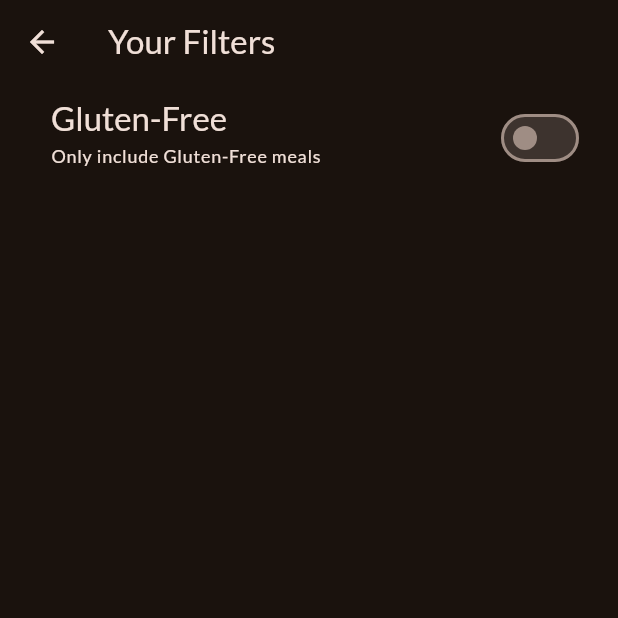
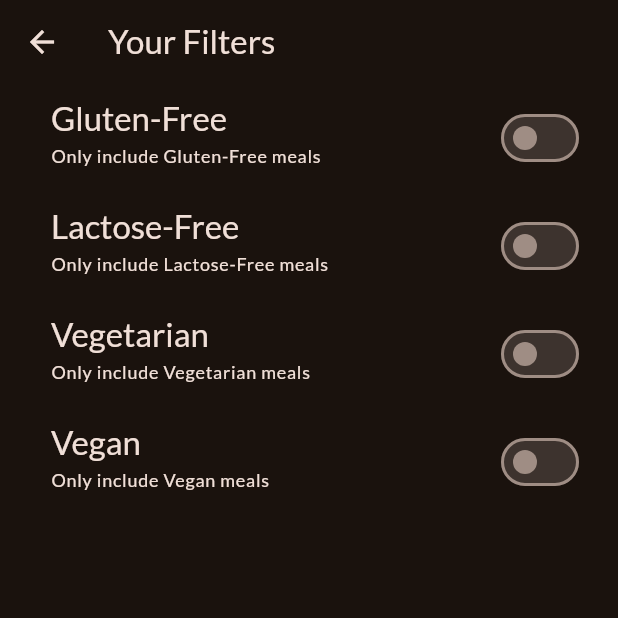
Before and after one commit to BilawalMir/Meal_App, a Flutter app: the FiltersScreen screen opened directly, on a phone screen of 412 x 824 dp, the top half of it. Run offline on Flutter 3.47's test engine with Material 3 defaults, Android fonts, the phone set to English and light mode, and no system bars; our stand-ins replace google_fonts, transparent_image.

Commit message:
added new filters

```diff
--- a/lib/screen/filters.dart
+++ b/lib/screen/filters.dart
@@ -1,4 +1,6 @@
 import 'package:flutter/material.dart';
+
+enum Filters { glutenFree, lactoseFree, vegetarian, vegan }
 
 class FiltersScreen extends StatefulWidget {
   const FiltersScreen({super.key});
@@ -9,18 +11,32 @@ class FiltersScreen extends StatefulWidget {
 }
 
 class _FiltersScreenState extends State<FiltersScreen> {
-  var _glutenFteeFilterSet = false;
+  var _glutenFreeFilterSet = false;
+  var _lactoseFreeFilterSet = false;
+  var _vegetarianFilterSet = false;
+  var _veganFilterSet = false;
+
   @override
   Widget build(BuildContext context) {
     return Scaffold(
       appBar: AppBar(title: Text("Your Filters")),
-      body: Column(
+      body: WillPopScope(
+        onWillPop: () async {
+          Navigator.of(context).pop({
+            Filters.glutenFree: _glutenFreeFilterSet,
+            Filters.lactoseFree: _lactoseFreeFilterSet,
+            Filters.vegetarian: _vegetarianFilterSet,
+            Filters.vegan: _veganFilterSet,
+          });
+          return false;
+        },
+        child: Column(
           children: [
             SwitchListTile(
-            value: _glutenFteeFilterSet,
+              value: _glutenFreeFilterSet,
               onChanged: (isChecked) {
                 setState(() {
-                _glutenFteeFilterSet = isChecked;
+                  _glutenFreeFilterSet = isChecked;
                 });
               },
               title: Text(
@@ -38,7 +54,74 @@ class _FiltersScreenState extends State<FiltersScreen> {
               activeColor: Theme.of(context).colorScheme.tertiary,
               contentPadding: const EdgeInsets.only(left: 34, right: 22),
             ),
+            SwitchListTile(
+              value: _lactoseFreeFilterSet,
+              onChanged: (isChecked) {
+                setState(() {
+                  _lactoseFreeFilterSet = isChecked;
+                });
+              },
+              title: Text(
+                "Lactose-Free ",
+                style: Theme.of(context).textTheme.titleLarge!.copyWith(
+                  color: Theme.of(context).colorScheme.onBackground,
+                ),
+              ),
+              subtitle: Text(
+                "Only include Lactose-Free meals",
+                style: Theme.of(context).textTheme.labelMedium!.copyWith(
+                  color: Theme.of(context).colorScheme.onBackground,
+                ),
+              ),
+              activeColor: Theme.of(context).colorScheme.tertiary,
+              contentPadding: const EdgeInsets.only(left: 34, right: 22),
+            ),
+            SwitchListTile(
+              value: _vegetarianFilterSet,
+              onChanged: (isChecked) {
+                setState(() {
+                  _vegetarianFilterSet = isChecked;
+                });
+              },
+              title: Text(
+                "Vegetarian ",
+                style: Theme.of(context).textTheme.titleLarge!.copyWith(
+                  color: Theme.of(context).colorScheme.onBackground,
+                ),
+              ),
+              subtitle: Text(
+                "Only include Vegetarian meals",
+                style: Theme.of(context).textTheme.labelMedium!.copyWith(
+                  color: Theme.of(context).colorScheme.onBackground,
+                ),
+              ),
+              activeColor: Theme.of(context).colorScheme.tertiary,
+              contentPadding: const EdgeInsets.only(left: 34, right: 22),
+            ),
+            SwitchListTile(
+              value: _veganFilterSet,
+              onChanged: (isChecked) {
+                setState(() {
+                  _veganFilterSet = isChecked;
+                });
+              },
+              title: Text(
+                "Vegan ",
+                style: Theme.of(context).textTheme.titleLarge!.copyWith(
+                  color: Theme.of(context).colorScheme.onBackground,
+                ),
+              ),
+              subtitle: Text(
+                "Only include Vegan meals",
+                style: Theme.of(context).textTheme.labelMedium!.copyWith(
+                  color: Theme.of(context).colorScheme.onBackground,
+                ),
+              ),
+              activeColor: Theme.of(context).colorScheme.tertiary,
+              contentPadding: const EdgeInsets.only(left: 34, right: 22),
+            ),
           ],
+        ),
       ),
     );
   }
--- a/lib/screen/tabs.dart
+++ b/lib/screen/tabs.dart
@@ -1,6 +1,7 @@
 import 'package:flutter/material.dart';
 import 'package:meal/models/meal.dart';
 import 'package:meal/screen/categories.dart';
+import 'package:meal/screen/filters.dart';
 import 'package:meal/screen/meals.dart';
 import 'package:meal/widgets/main_drawer.dart';
 
@@ -45,9 +46,11 @@ class _TabsSceenState extends State<TabsScreen> {
   }
 
   void _setScreen(String identifier) {
+    Navigator.of(context).pop();
     if (identifier == ' filters') {
-    } else {
-      Navigator.of(context).pop();
+      Navigator.of(
+        context,
+      ).push(MaterialPageRoute(builder: (ctx) => FiltersScreen()));
     }
   }
 
```
Lines whose indentation alone changed are shown as unchanged.
